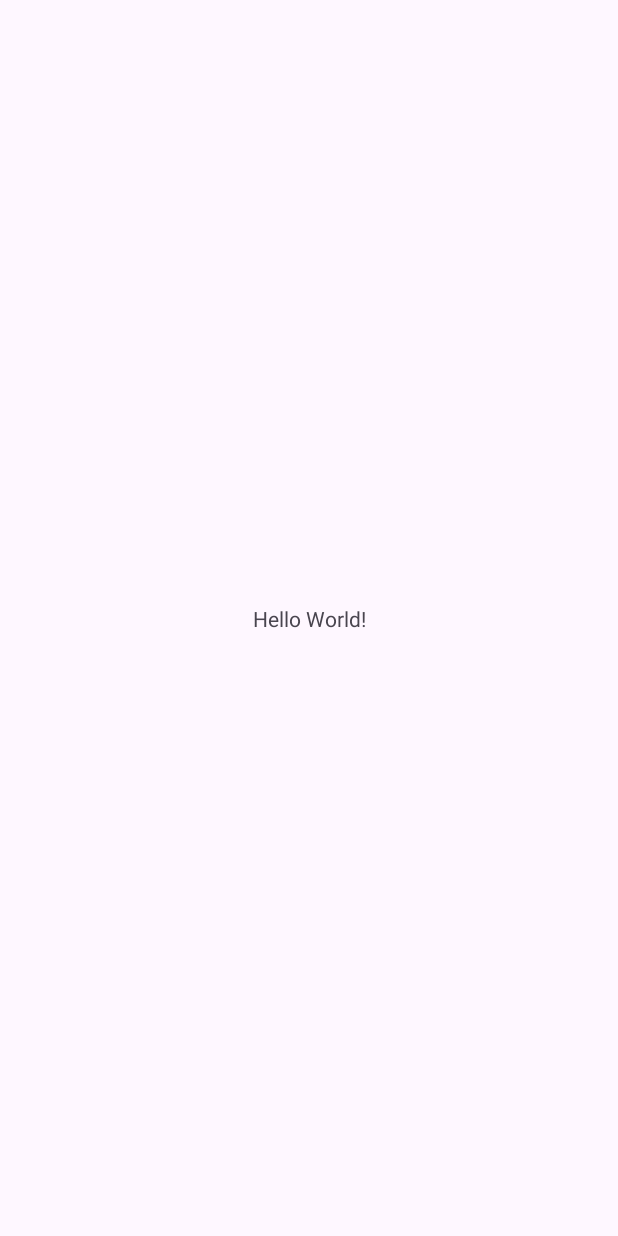
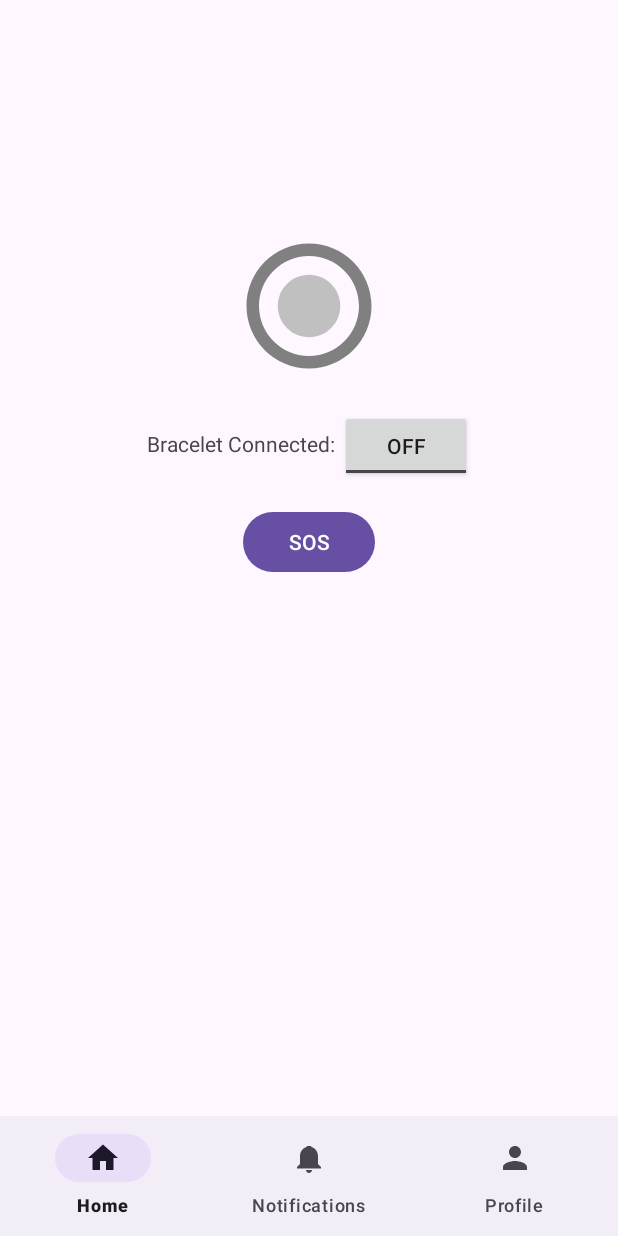
Before and after one commit to abhraneel2004/asfalis, an Android app: the screen it shows after launch (MainActivity), on a phone screen of 412 x 824 dp. Before the commit the screen is almost empty. Run offline under Robolectric (Android 15) with nearby library versions, the phone set to English and light mode, and no system bars.

Commit message:
Added UI elements

```diff
--- /dev/null
+++ b/app/src/main/java/com/example/womensafetyapp/HomeFragment.kt
@@ -0,0 +1,79 @@
+package com.example.womensafetyapp
+
+import android.os.Bundle
+import android.view.LayoutInflater
+import android.view.View
+import android.view.ViewGroup
+import android.widget.Button
+import android.widget.ImageView
+import android.widget.Toast
+import android.widget.ToggleButton
+import androidx.fragment.app.Fragment
+import okhttp3.MediaType.Companion.toMediaType
+import okhttp3.OkHttpClient
+import okhttp3.Request
+import okhttp3.RequestBody.Companion.toRequestBody
+import org.json.JSONArray
+import org.json.JSONObject
+
+class HomeFragment : Fragment() {
+
+    private val serverUrl = "https://unparcelled-eldon-nonglandular.ngrok-free.dev/predict"
+
+    override fun onCreateView(
+        inflater: LayoutInflater,
+        container: ViewGroup?,
+        savedInstanceState: Bundle?
+    ): View? {
+        val view = inflater.inflate(R.layout.fragment_home, container, false)
+
+        val sosButton = view.findViewById<Button>(R.id.sos_button)
+        val braceletImage = view.findViewById<ImageView>(R.id.bracelet_image)
+        val braceletToggle = view.findViewById<ToggleButton>(R.id.bracelet_toggle)
+
+        braceletToggle.setOnCheckedChangeListener { _, isChecked ->
+            if (isChecked) {
+                braceletImage.setImageResource(R.drawable.ic_bracelet_color)
+            } else {
+                braceletImage.setImageResource(R.drawable.ic_bracelet_grayscale)
+            }
+        }
+
+        sosButton.setOnClickListener {
+            sendSOS(0f, 0f, 0f) // Sending dummy values on button click
+        }
+
+        return view
+    }
+
+    private fun sendSOS(x: Float, y: Float, z: Float) {
+        val json = JSONObject()
+        val motionArray = JSONArray()
+        motionArray.put(JSONArray().put(x).put(y).put(z))
+        json.put("window", motionArray)
+
+        val requestBody = json.toString()
+
+        Thread {
+            try {
+                val client = OkHttpClient()
+                val mediaType = "application/json; charset=utf-8".toMediaType()
+                val body = requestBody.toRequestBody(mediaType)
+                val request = Request.Builder().url(serverUrl).post(body).build()
+                val response = client.newCall(request).execute()
+                val resString = response.body?.string()
+                println("Server Response: $resString")
+
+                // Optional: show toast on main thread
+                activity?.runOnUiThread {
+                    Toast.makeText(context, "SOS Sent!", Toast.LENGTH_SHORT).show()
+                }
+            } catch (e: Exception) {
+                e.printStackTrace()
+                activity?.runOnUiThread {
+                    Toast.makeText(context, "Failed to send SOS", Toast.LENGTH_SHORT).show()
+                }
+            }
+        }.start()
+    }
+}
--- a/app/src/main/java/com/example/womensafetyapp/MainActivity.kt
+++ b/app/src/main/java/com/example/womensafetyapp/MainActivity.kt
@@ -1,102 +1,34 @@
 package com.example.womensafetyapp
 
-import android.hardware.Sensor
-import android.hardware.SensorEvent
-import android.hardware.SensorEventListener
-import android.hardware.SensorManager
 import android.os.Bundle
-import android.widget.Toast
 import androidx.appcompat.app.AppCompatActivity
-import okhttp3.MediaType.Companion.toMediaType
-import okhttp3.OkHttpClient
-import okhttp3.Request
-import okhttp3.RequestBody.Companion.toRequestBody
-import org.json.JSONArray
-import org.json.JSONObject
+import androidx.fragment.app.Fragment
+import com.google.android.material.bottomnavigation.BottomNavigationView
 
 class MainActivity : AppCompatActivity() {
-
-    private lateinit var sensorManager: SensorManager
-    private var accelerometer: Sensor? = null
-
-    private var lastX = 0f
-    private var lastY = 0f
-    private var lastZ = 0f
-    private var shakeThreshold = 12f // Refined sensitivity for real phone use
-
-    // Use your ngrok URL or local IP if same Wi-Fi
-    //private val serverUrl = "https://YOUR_NGROK_URL/predict"
-   // private val serverUrl = "http://192.168.29.158:5000/predict"
-    private val serverUrl = "https://unparcelled-eldon-nonglandular.ngrok-free.dev/predict"
-
 
     override fun onCreate(savedInstanceState: Bundle?) {
         super.onCreate(savedInstanceState)
         setContentView(R.layout.activity_main)
 
-        sensorManager = getSystemService(SENSOR_SERVICE) as SensorManager
-        accelerometer = sensorManager.getDefaultSensor(Sensor.TYPE_ACCELEROMETER)
-        accelerometer?.also { accel ->
-            sensorManager.registerListener(sensorListener, accel, SensorManager.SENSOR_DELAY_NORMAL)
+        val bottomNavigationView = findViewById<BottomNavigationView>(R.id.bottom_navigation)
+        bottomNavigationView.setOnNavigationItemSelectedListener { item ->
+            var selectedFragment: Fragment? = null
+            when (item.itemId) {
+                R.id.navigation_home -> selectedFragment = HomeFragment()
+                R.id.navigation_notifications -> selectedFragment = NotificationsFragment()
+                R.id.navigation_profile -> selectedFragment = ProfileFragment()
+            }
+            if (selectedFragment != null) {
+                supportFragmentManager.beginTransaction()
+                    .replace(R.id.fragment_container, selectedFragment).commit()
+            }
+            true
+        }
+
+        // Set default fragment
+        if (savedInstanceState == null) {
+            bottomNavigationView.selectedItemId = R.id.navigation_home
         }
     }
-
-    private val sensorListener = object : SensorEventListener {
-        override fun onSensorChanged(event: SensorEvent) {
-            val x = event.values[0]
-            val y = event.values[1]
-            val z = event.values[2]
-
-            val deltaX = kotlin.math.abs(lastX - x)
-            val deltaY = kotlin.math.abs(lastY - y)
-            val deltaZ = kotlin.math.abs(lastZ - z)
-
-            if (deltaX > shakeThreshold || deltaY > shakeThreshold || deltaZ > shakeThreshold) {
-                // Shake/fall detected → send SOS
-                sendSOS(x, y, z)
-            }
-
-            lastX = x
-            lastY = y
-            lastZ = z
-        }
-
-        override fun onAccuracyChanged(sensor: Sensor?, accuracy: Int) {}
-    }
-
-    private fun sendSOS(x: Float, y: Float, z: Float) {
-        val json = JSONObject()
-        val motionArray = JSONArray()
-        motionArray.put(JSONArray().put(x).put(y).put(z))
-        json.put("window", motionArray)
-
-        val requestBody = json.toString()
-
-        Thread {
-            try {
-                val client = OkHttpClient()
-                val mediaType = "application/json; charset=utf-8".toMediaType()
-                val body = requestBody.toRequestBody(mediaType)
-                val request = Request.Builder().url(serverUrl).post(body).build()
-                val response = client.newCall(request).execute()
-                val resString = response.body?.string()
-                println("Server Response: $resString")
-
-                // Optional: show toast on main thread
-                runOnUiThread {
-                    Toast.makeText(this@MainActivity, "SOS Sent!", Toast.LENGTH_SHORT).show()
-                }
-            } catch (e: Exception) {
-                e.printStackTrace()
-                runOnUiThread {
-                    Toast.makeText(this@MainActivity, "Failed to send SOS", Toast.LENGTH_SHORT).show()
-                }
-            }
-        }.start()
-    }
-
-    override fun onDestroy() {
-        super.onDestroy()
-        sensorManager.unregisterListener(sensorListener)
-    }
 }
--- /dev/null
+++ b/app/src/main/res/drawable/ic_bracelet_color.xml
@@ -0,0 +1,15 @@
+<?xml version="1.0" encoding="utf-8"?>
+<vector xmlns:android="http://schemas.android.com/apk/res/android"
+    android:width="100dp"
+    android:height="100dp"
+    android:viewportWidth="24"
+    android:viewportHeight="24">
+
+    <path
+        android:fillColor="#FFD700"
+        android:pathData="M12,2C6.48,2 2,6.48 2,12s4.48,10 10,10 10,-4.48 10,-10S17.52,2 12,2zM12,20c-4.41,0 -8,-3.59 -8,-8s3.59,-8 8,-8 8,3.59 8,8 -3.59,8 -8,8z" />
+    <path
+        android:fillColor="#4682B4"
+        android:pathData="M12,7c-2.76,0 -5,2.24 -5,5s2.24,5 5,5 5,-2.24 5,-5 -2.24,-5 -5,-5z" />
+
+</vector>
--- /dev/null
+++ b/app/src/main/res/drawable/ic_bracelet_grayscale.xml
@@ -0,0 +1,15 @@
+<?xml version="1.0" encoding="utf-8"?>
+<vector xmlns:android="http://schemas.android.com/apk/res/android"
+    android:width="100dp"
+    android:height="100dp"
+    android:viewportWidth="24"
+    android:viewportHeight="24">
+
+    <path
+        android:fillColor="#808080"
+        android:pathData="M12,2C6.48,2 2,6.48 2,12s4.48,10 10,10 10,-4.48 10,-10S17.52,2 12,2zM12,20c-4.41,0 -8,-3.59 -8,-8s3.59,-8 8,-8 8,3.59 8,8 -3.59,8 -8,8z" />
+    <path
+        android:fillColor="#C0C0C0"
+        android:pathData="M12,7c-2.76,0 -5,2.24 -5,5s2.24,5 5,5 5,-2.24 5,-5 -2.24,-5 -5,-5z" />
+
+</vector>
--- /dev/null
+++ b/app/src/main/res/drawable/ic_home.xml
@@ -0,0 +1,10 @@
+<vector xmlns:android="http://schemas.android.com/apk/res/android"
+    android:width="24dp"
+    android:height="24dp"
+    android:viewportWidth="24.0"
+    android:viewportHeight="24.0"
+    android:tint="?attr/colorControlNormal">
+  <path
+      android:fillColor="@android:color/white"
+      android:pathData="M10,20v-6h4v6h5v-8h3L12,3 2,12h3v8z"/>
+</vector>
--- /dev/null
+++ b/app/src/main/res/drawable/ic_notifications.xml
@@ -0,0 +1,10 @@
+<vector xmlns:android="http://schemas.android.com/apk/res/android"
+    android:width="24dp"
+    android:height="24dp"
+    android:viewportWidth="24.0"
+    android:viewportHeight="24.0"
+    android:tint="?attr/colorControlNormal">
+  <path
+      android:fillColor="@android:color/white"
+      android:pathData="M12,22c1.1,0 2,-0.9 2,-2h-4c0,1.1 0.9,2 2,2zM18,16v-5c0,-3.07 -1.63,-5.64 -4.5,-6.32L13.5,4h-3v0.68C7.63,5.36 6,7.92 6,11v5l-2,2v1h16v-1l-2,-2z"/>
+</vector>
--- /dev/null
+++ b/app/src/main/res/drawable/ic_person.xml
@@ -0,0 +1,10 @@
+<vector xmlns:android="http://schemas.android.com/apk/res/android"
+    android:width="24dp"
+    android:height="24dp"
+    android:viewportWidth="24.0"
+    android:viewportHeight="24.0"
+    android:tint="?attr/colorControlNormal">
+  <path
+      android:fillColor="@android:color/white"
+      android:pathData="M12,12c2.21,0 4,-1.79 4,-4s-1.79,-4 -4,-4 -4,1.79 -4,4 1.79,4 4,4zM12,14c-2.67,0 -8,1.34 -8,4v2h16v-2c0,-2.66 -5.33,-4 -8,-4z"/>
+</vector>
--- a/app/src/main/res/layout/activity_main.xml
+++ b/app/src/main/res/layout/activity_main.xml
@@ -7,13 +7,18 @@
     android:layout_height="match_parent"
     tools:context=".MainActivity">
 
-    <TextView
-        android:layout_width="wrap_content"
+    <FrameLayout
+        android:id="@+id/fragment_container"
+        android:layout_width="match_parent"
+        android:layout_height="0dp"
+        app:layout_constraintTop_toTopOf="parent"
+        app:layout_constraintBottom_toTopOf="@id/bottom_navigation"/>
+
+    <com.google.android.material.bottomnavigation.BottomNavigationView
+        android:id="@+id/bottom_navigation"
+        android:layout_width="match_parent"
         android:layout_height="wrap_content"
-        android:text="Hello World!"
         app:layout_constraintBottom_toBottomOf="parent"
-        app:layout_constraintEnd_toEndOf="parent"
-        app:layout_constraintStart_toStartOf="parent"
-        app:layout_constraintTop_toTopOf="parent" />
+        app:menu="@menu/bottom_nav_menu" />
 
 </androidx.constraintlayout.widget.ConstraintLayout>
--- /dev/null
+++ b/app/src/main/res/layout/fragment_home.xml
@@ -0,0 +1,53 @@
+<?xml version="1.0" encoding="utf-8"?>
+<androidx.constraintlayout.widget.ConstraintLayout xmlns:android="http://schemas.android.com/apk/res/android"
+    xmlns:app="http://schemas.android.com/apk/res-auto"
+    android:layout_width="match_parent"
+    android:layout_height="match_parent">
+
+    <ImageView
+        android:id="@+id/bracelet_image"
+        android:layout_width="100dp"
+        android:layout_height="100dp"
+        android:src="@drawable/ic_bracelet_grayscale"
+        app:layout_constraintBottom_toTopOf="@+id/bracelet_toggle_label"
+        app:layout_constraintEnd_toEndOf="parent"
+        app:layout_constraintStart_toStartOf="parent"
+        app:layout_constraintTop_toTopOf="parent"
+        app:layout_constraintVertical_chainStyle="packed"
+        app:layout_constraintVertical_bias="0.3" />
+
+    <TextView
+        android:id="@+id/bracelet_toggle_label"
+        android:layout_width="wrap_content"
+        android:layout_height="wrap_content"
+        android:layout_marginTop="32dp"
+        android:text="Bracelet Connected: "
+        app:layout_constraintBottom_toTopOf="@+id/sos_button"
+        app:layout_constraintEnd_toStartOf="@+id/bracelet_toggle"
+        app:layout_constraintHorizontal_chainStyle="packed"
+        app:layout_constraintStart_toStartOf="parent"
+        app:layout_constraintTop_toBottomOf="@+id/bracelet_image" />
+
+    <ToggleButton
+        android:id="@+id/bracelet_toggle"
+        android:layout_width="wrap_content"
+        android:layout_height="wrap_content"
+        android:layout_marginTop="32dp"
+        app:layout_constraintBottom_toBottomOf="@+id/bracelet_toggle_label"
+        app:layout_constraintEnd_toEndOf="parent"
+        app:layout_constraintStart_toEndOf="@+id/bracelet_toggle_label"
+        app:layout_constraintTop_toTopOf="@+id/bracelet_toggle_label"
+        app:layout_constraintVertical_bias="0.737" />
+
+    <Button
+        android:id="@+id/sos_button"
+        android:layout_width="wrap_content"
+        android:layout_height="wrap_content"
+        android:layout_marginTop="32dp"
+        android:text="SOS"
+        app:layout_constraintBottom_toBottomOf="parent"
+        app:layout_constraintEnd_toEndOf="parent"
+        app:layout_constraintStart_toStartOf="parent"
+        app:layout_constraintTop_toBottomOf="@+id/bracelet_toggle_label" />
+
+</androidx.constraintlayout.widget.ConstraintLayout>
--- /dev/null
+++ b/app/src/main/res/menu/bottom_nav_menu.xml
@@ -0,0 +1,14 @@
+<menu xmlns:android="http://schemas.android.com/apk/res/android">
+    <item
+        android:id="@+id/navigation_home"
+        android:icon="@drawable/ic_home"
+        android:title="Home" />
+    <item
+        android:id="@+id/navigation_notifications"
+        android:icon="@drawable/ic_notifications"
+        android:title="Notifications" />
+    <item
+        android:id="@+id/navigation_profile"
+        android:icon="@drawable/ic_person"
+        android:title="Profile" />
+</menu>
```
Also changed, not shown: app/src/main/java/com/example/womensafetyapp/NotificationsFragment.kt (added, +18 -0 lines), app/src/main/java/com/example/womensafetyapp/ProfileFragment.kt (added, +18 -0 lines), app/src/main/res/layout/fragment_notifications.xml (added, +16 -0 lines), app/src/main/res/layout/fragment_profile.xml (added, +16 -0 lines).
